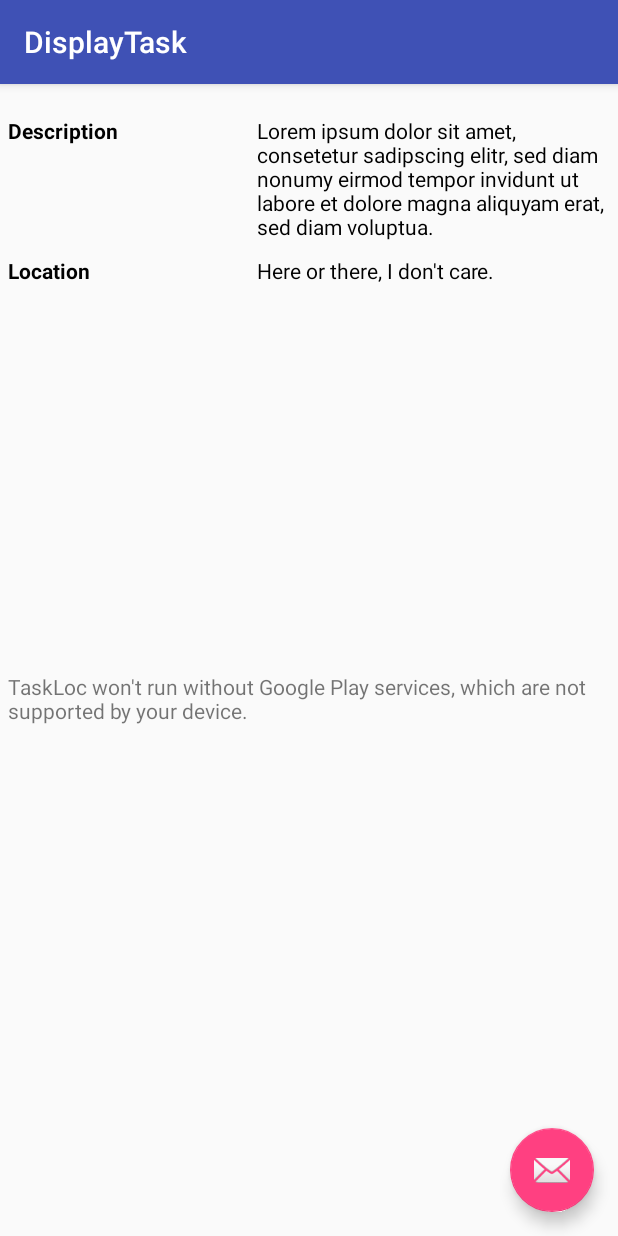
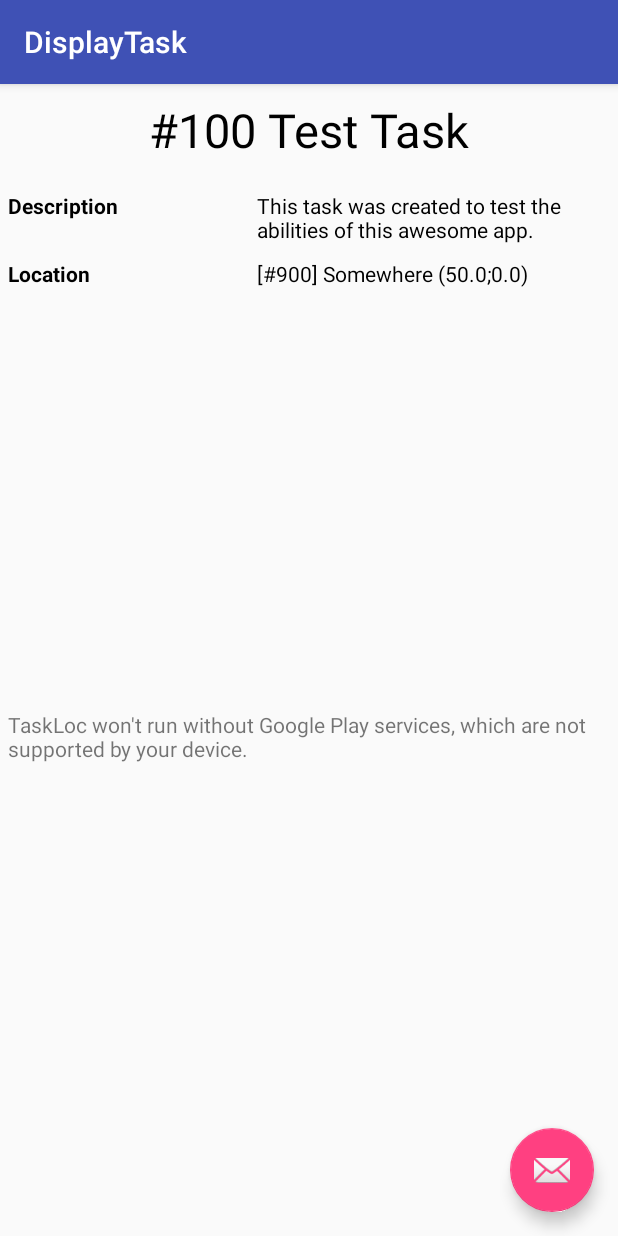
Before and after one commit to dflaxx/unima-pc2016, an Android app: the DisplayTask screen opened directly, with no data from a screen before it, on a phone screen of 412 x 824 dp. Run offline under Robolectric (Android 15) with nearby library versions, the phone set to English and light mode, and no system bars.

Commit message:
DisplayTask View now can display dummy task data. Get data from intent still to be implemented.

```diff
--- a/TaskLoc/app/src/main/java/de/unima/pc2016/taskloc/application/activities/DisplayTask.java
+++ b/TaskLoc/app/src/main/java/de/unima/pc2016/taskloc/application/activities/DisplayTask.java
@@ -1,15 +1,31 @@
 package de.unima.pc2016.taskloc.application.activities;
 
+import android.content.Intent;
 import android.os.Bundle;
 import android.support.design.widget.FloatingActionButton;
 import android.support.design.widget.Snackbar;
 import android.support.v7.app.AppCompatActivity;
 import android.support.v7.widget.Toolbar;
+import android.util.Log;
 import android.view.View;
+import android.widget.TextView;
+
+import java.util.ArrayList;
+import java.util.List;
 
 import de.unima.pc2016.taskloc.R;
+import de.unima.pc2016.taskloc.application.database.DataSource;
+import de.unima.pc2016.taskloc.application.database.LocationDataObject;
+import de.unima.pc2016.taskloc.application.database.TaskDataObject;
 
 public class DisplayTask extends AppCompatActivity {
+
+    //Attributes
+    private TextView tv_taskTitle;
+    private TextView tv_description_header;
+    private TextView tv_description_text;
+    private TextView tv_location_header;
+    private TextView tv_location_text;
 
     @Override
     protected void onCreate(Bundle savedInstanceState) {
@@ -18,6 +34,7 @@ public class DisplayTask extends AppCompatActivity {
         Toolbar toolbar = (Toolbar) findViewById(R.id.toolbar);
         setSupportActionBar(toolbar);
 
+        // Setting the FloatingActionButton
         FloatingActionButton fab = (FloatingActionButton) findViewById(R.id.fab);
         fab.setOnClickListener(new View.OnClickListener() {
             @Override
@@ -26,6 +43,84 @@ public class DisplayTask extends AppCompatActivity {
                         .setAction("Action", null).show();
             }
         });
+
+        //Dummy Stuff
+        tv_taskTitle = (TextView) findViewById(R.id.displayTaskView_taskTitle);
+        tv_description_header = (TextView) findViewById((R.id.displayTaskView_description_header));
+        tv_description_text = (TextView) findViewById((R.id.displayTaskView_description_text));
+        tv_location_header = (TextView) findViewById((R.id.displayTaskView_location_header));
+        tv_location_text = (TextView) findViewById((R.id.displayTaskView_location_text));
+
+        Intent intent = getIntent();
+
+        Intent test = new Intent();
+        test.putExtra("taskID", 0);
+
+        setupView(test);
+
+    }
+
+    private void setupView(Intent intent) {
+        //Intent contains the task's ID as a numeric string (integer)
+        if (intent != null){
+            int taskId = intent.getIntExtra("taskID", -1);
+            if (taskId != -1) {
+                //TaskDataObject task = DataSource.instance(null).getTaskByID(taskId);
+                // Dev/Debug only
+                TaskDataObject task = createTestData();
+
+                Log.d("DisplayTask.setupView", "intent.getIntExtra(\"taskID\", -1): " + taskId);
+
+                // Get data from TaskDataObject
+                int taskID = task.getId();
+                String taskTitle = task.getTitle();
+                String taskDescription = task.getDescription();
+                List<LocationDataObject> taskLocationsList = task.getLocations();
+
+                // Set TextViews
+                tv_taskTitle.setText("#" + taskID + " " + taskTitle);
+                tv_description_text.setText(taskDescription);
+                tv_location_text.setText("");
+
+                if (taskLocationsList.size() > 1) {
+                    tv_location_header.setText("Locations"); //Plural if more than one location.
+                } else {
+                    tv_location_header.setText("Location"); //Singular if only one location.
+                }
+
+                StringBuilder locationsSB = new StringBuilder();
+                for (LocationDataObject ldo : taskLocationsList) {
+                    locationsSB.append(ldo.toString());
+                    locationsSB.append("\n");
+                }
+
+                tv_location_text.setText(locationsSB.toString());
+
+            }
+
+        }
+
+    }
+
+    private TaskDataObject createTestData() {
+        String[] attr = {
+                "100", //ID
+                "Test Task", //Title
+                "This task was created to test the abilities of this awesome app.", //Desc
+                "2016-01-01", //StartDate
+                "", //EndDate
+                "300", //Range
+        };
+
+        List<LocationDataObject> locations = new ArrayList<>();
+        locations.add(new LocationDataObject(900, "Somewhere", 50, 0));
+
+        TaskDataObject tdo = new TaskDataObject(attr, locations);
+
+        Log.d("createTestData()", "Method called. Test Task created: " + tdo.toString());
+
+        return tdo;
+
     }
 
 }
--- a/TaskLoc/app/src/main/java/de/unima/pc2016/taskloc/application/database/DataSource.java
+++ b/TaskLoc/app/src/main/java/de/unima/pc2016/taskloc/application/database/DataSource.java
@@ -6,8 +6,6 @@ import android.database.sqlite.SQLiteDatabase;
 import android.database.sqlite.SQLiteStatement;
 import android.location.Location;
 import android.util.Log;
-
-import com.google.android.gms.gcm.Task;
 
 import java.util.ArrayList;
 import java.util.Date;
@@ -98,10 +96,16 @@ public class DataSource {
         Log.d(TAG, "Task was deleted");
     }
 
-    public List<TaskDataObject> getTaskByID(int id){
+    public TaskDataObject getTaskByID(int id){
         String selectTask = "Select * from "+ DBHelper.TASK_TABLE_NAME+" WHERE"+
                 DBHelper.TASK_COLUMN_TASK_ID+"="+id+";";
-        return new ArrayList<TaskDataObject>();
+        Cursor c = this.getReadableDB().rawQuery(selectTask, null);
+
+        if (c != null && c.getCount() == 1) {
+            return this.createTaskObject(c).get(0);
+        } else {
+            return null;
+        }
     }
 
     public List<TaskDataObject> getAllTask(){
@@ -110,7 +114,7 @@ public class DataSource {
         List<TaskDataObject> currentTaskList = null;
         Cursor cursor = this.getReadableDB().rawQuery(selectAll, null);
         if(cursor != null && cursor.getCount() > 0){
-            currentTaskList = this.createTaskOjbect(cursor);
+            currentTaskList = this.createTaskObject(cursor);
             return currentTaskList;
         }
         cursor.close();
@@ -228,7 +232,7 @@ public class DataSource {
     /*
     Create Task Objects
      */
-    private List<TaskDataObject> createTaskOjbect(Cursor c){
+    private List<TaskDataObject> createTaskObject(Cursor c){
         List<TaskDataObject> taskList = new ArrayList<TaskDataObject>();
         //Log.d(TAG, "Start creating Task Objects");
         if(c!=null){
--- a/TaskLoc/app/src/main/java/de/unima/pc2016/taskloc/application/database/LocationDataObject.java
+++ b/TaskLoc/app/src/main/java/de/unima/pc2016/taskloc/application/database/LocationDataObject.java
@@ -10,11 +10,22 @@ public class LocationDataObject {
     private int id;
     private String name;
 
-    public LocationDataObject(){
+    public LocationDataObject() {
         this.location = new Location("");
         id = -1; //Default value
     }
-    public void setLocation(int id, String name, double latitude, double longitude){
+
+    public LocationDataObject(int id, String name, double latitude, double longitude) {
+        this();
+        this.setLocation(id, name, latitude, longitude);
+    }
+
+    @Override
+    public String toString() {
+        return "[#" + this.id + "] " + this.name + " " + "(" + this.getLatitude() + ";" + this.getLongitude() + ")";
+    }
+
+    public void setLocation(int id, String name, double latitude, double longitude) {
         this.location.setLatitude(latitude);
         this.location.setLongitude(longitude);
         this.id = id;
--- a/TaskLoc/app/src/main/java/de/unima/pc2016/taskloc/application/database/TaskDataObject.java
+++ b/TaskLoc/app/src/main/java/de/unima/pc2016/taskloc/application/database/TaskDataObject.java
@@ -86,11 +86,13 @@ public class TaskDataObject {
         return endDate;
     }
 
+    // TODO: This method does not do what it seems to do! -> Implement String parsing to date.
     public void setStartDate(String startDate) {
         Calendar cal = Calendar.getInstance();
         this.startDate = cal.getTime();
     }
 
+    // TODO: This method does not do what it seems to do! -> Implement String parsing to date.
     public void setEndDate(String endDate) {
         Calendar cal = Calendar.getInstance();
         //cal.setTime(sdf.parse(endDate));
@@ -102,6 +104,11 @@ public class TaskDataObject {
     }
 
     public String toString(){
-        return this.getTitle();
+        StringBuilder sb = new StringBuilder();
+        sb.append(this.getTitle());
+        sb.append(" (");
+        sb.append("#" + this.getId());
+        sb.append(")");
+        return sb.toString();
     }
 }
--- a/TaskLoc/app/src/main/res/layout/content_display_task.xml
+++ b/TaskLoc/app/src/main/res/layout/content_display_task.xml
@@ -162,10 +162,13 @@
     <LinearLayout
         android:layout_width="match_parent"
         android:layout_height="match_parent"
-        android:orientation="vertical">
+        android:orientation="vertical"
+        android:layout_alignParentStart="false"
+        android:layout_alignParentEnd="false"
+        android:layout_marginTop="50dp">
 
         <TextView
-            android:id="@+id/textView_TaskTitle"
+            android:id="@+id/displayTaskView_taskTitle"
             android:layout_width="match_parent"
             android:layout_height="wrap_content"
             android:layout_gravity="center_horizontal"
@@ -194,7 +197,7 @@
                     android:layout_marginBottom="10dp">
 
                     <TextView
-                        android:id="@+id/textView3"
+                        android:id="@+id/displayTaskView_description_header"
                         android:layout_width="0dp"
                         android:layout_height="wrap_content"
                         android:layout_weight=".4"
@@ -203,7 +206,7 @@
                         android:textColor="#000000"/>
 
                     <TextView
-                        android:id="@+id/textView5"
+                        android:id="@+id/displayTaskView_description_text"
                         android:layout_width="0dp"
                         android:layout_height="wrap_content"
                         android:layout_marginLeft="10dp"
@@ -220,7 +223,7 @@
                     android:layout_marginBottom="10dp">
 
                     <TextView
-                        android:id="@+id/textView6"
+                        android:id="@+id/displayTaskView_location_header"
                         android:layout_width="0dp"
                         android:layout_height="wrap_content"
                         android:layout_weight=".4"
@@ -229,7 +232,7 @@
                         android:textColor="#000000"/>
 
                     <TextView
-                        android:id="@+id/textView7"
+                        android:id="@+id/displayTaskView_location_text"
                         android:layout_width="0dp"
                         android:layout_height="wrap_content"
                         android:layout_marginLeft="10dp"
```
